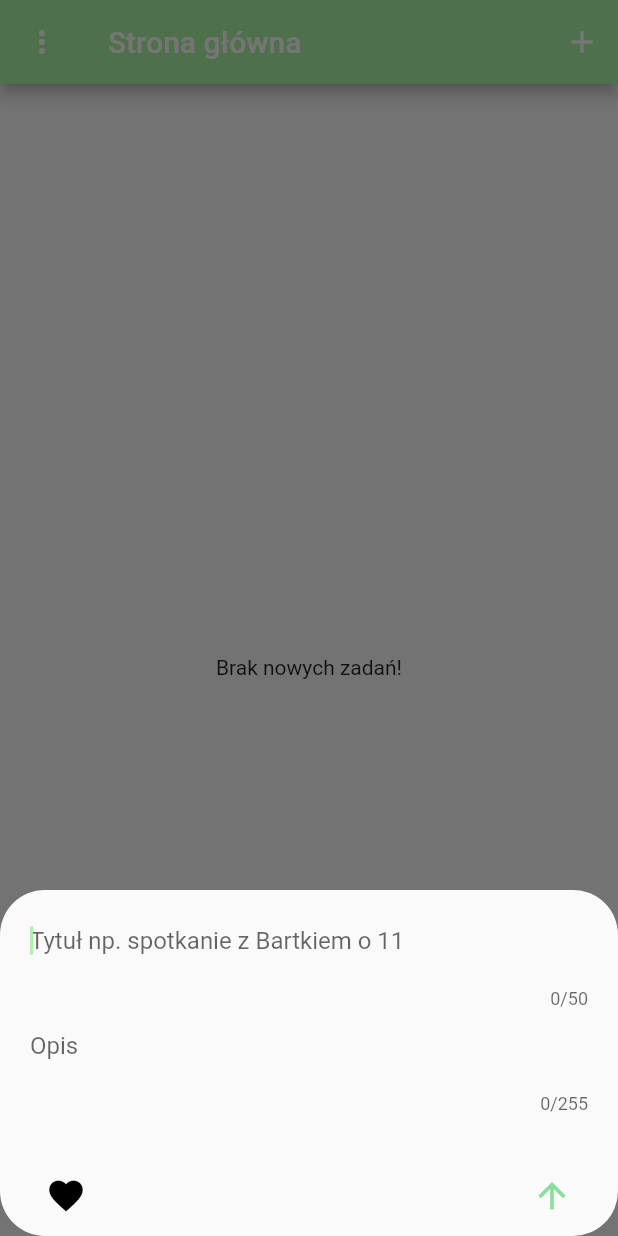
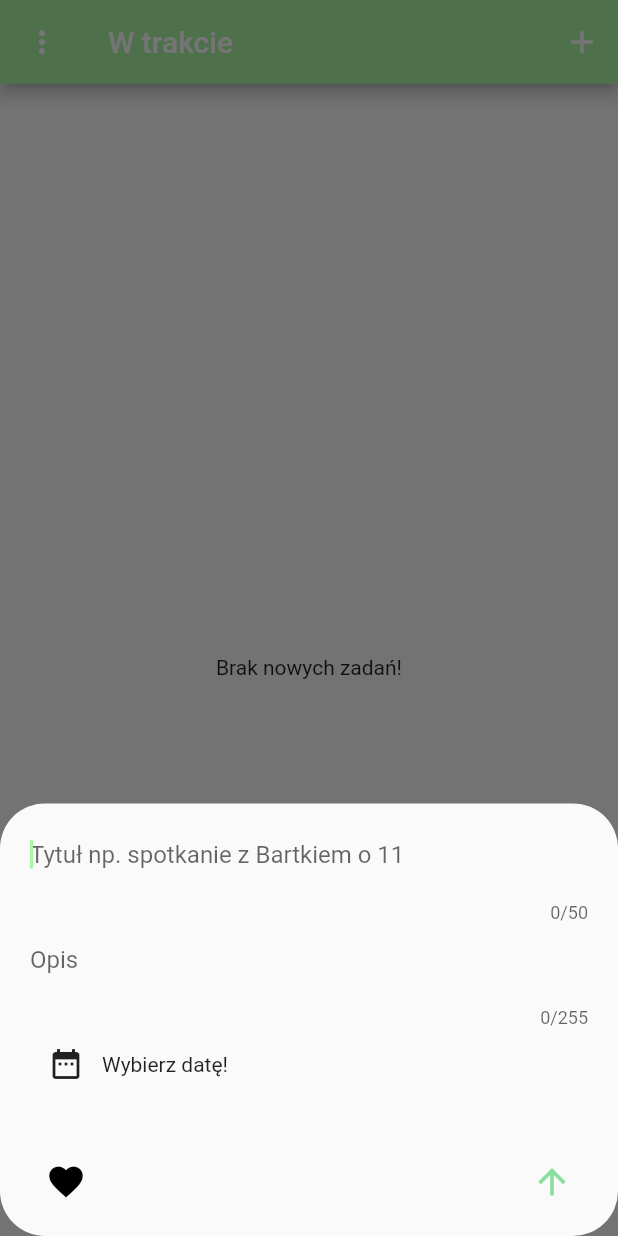
Before and after one commit to andrz3j3k/ToDoList, a Flutter app: the screen it shows after launch, after a tap on the "add" icon, on a phone screen of 412 x 824 dp. Run offline on Flutter 3.47's test engine with Material 2 defaults, Android fonts, the phone set to English and light mode, and no system bars; our stand-ins replace bloc, equatable, flutter_bloc.

```diff
--- a/lib/bloc/create_task_event.dart
+++ b/lib/bloc/create_task_event.dart
@@ -3,12 +3,13 @@ part of 'create_task_bloc.dart';
 abstract class TaskEvent extends Equatable {}
 
 class TaskCreatedEvent extends TaskEvent {
-  TaskCreatedEvent(
-      {required this.id,
-      required this.name,
-      required this.description,
-      required this.date,
-      required this.isFavourite});
+  TaskCreatedEvent({
+    required this.id,
+    required this.name,
+    required this.description,
+    required this.date,
+    required this.isFavourite,
+  });
   final String id;
   final String name;
   final String description;
@@ -16,7 +17,13 @@ class TaskCreatedEvent extends TaskEvent {
   final bool isFavourite;
 
   @override
-  List<Object?> get props => [];
+  List<Object?> get props => [
+        id,
+        name,
+        description,
+        date,
+        isFavourite,
+      ];
 }
 
 class TaskSortedEvent extends TaskEvent {
@@ -24,5 +31,5 @@ class TaskSortedEvent extends TaskEvent {
   TaskSortedEvent(this._sortType);
 
   @override
-  List<Object?> get props => [];
+  List<Object?> get props => [_sortType];
 }
--- a/lib/main.dart
+++ b/lib/main.dart
@@ -1,6 +1,8 @@
+import 'package:flutter/cupertino.dart';
 import 'package:flutter/material.dart';
 import 'package:flutter_bloc/flutter_bloc.dart';
 import 'package:todolist/bloc/create_task_bloc.dart';
+import 'package:todolist/repository/repository.dart';
 import 'package:todolist/screens/welcomepage_screen.dart';
 import 'package:todolist/widgets/form.dart';
 
@@ -23,32 +25,41 @@ class MyApp extends StatelessWidget {
           ),
         ),
         routes: {
-          '/': (_) => const HomePage(),
+          '/': (_) => HomePage(),
         },
       ),
     );
   }
 }
 
-enum SortType {
-  allTasks,
-  favouriteTasks,
-  doneTasks,
-}
+class HomePage extends StatefulWidget {
+  HomePage({super.key});
 
-class HomePage extends StatefulWidget {
-  const HomePage({super.key});
+  SortType sortType = SortType.during;
 
   @override
   State<HomePage> createState() => _HomePageState();
 }
 
 class _HomePageState extends State<HomePage> {
+  String namePage(SortType sortType) {
+    switch (sortType) {
+      case SortType.during:
+        return "W trakcie";
+      case SortType.allTasks:
+        return "Wszystkie";
+      case SortType.favouriteTasks:
+        return "Ulubione";
+      case SortType.doneTasks:
+        return "Ukończone";
+    }
+  }
+
   @override
   Widget build(BuildContext context) {
     return Scaffold(
       appBar: AppBar(
-        title: const Text("Strona główna"),
+        title: Text(namePage(widget.sortType)),
         actions: [
           IconButton(
               onPressed: () {
@@ -57,7 +68,11 @@ class _HomePageState extends State<HomePage> {
                       borderRadius: BorderRadius.circular(30)),
                   context: context,
                   builder: (context) {
-                    return const SheetForm();
+                    return Padding(
+                      padding: EdgeInsets.only(
+                          bottom: MediaQuery.of(context).viewInsets.bottom),
+                      child: const SheetForm(),
+                    );
                   },
                 );
               },
@@ -67,9 +82,14 @@ class _HomePageState extends State<HomePage> {
             // Callback that sets the selected popup menu item.
             onSelected: (SortType type) {
               context.read<TaskBloc>().add(TaskSortedEvent(type));
+              widget.sortType = type;
               setState(() {});
             },
             itemBuilder: (BuildContext context) => <PopupMenuEntry<SortType>>[
+                  const PopupMenuItem<SortType>(
+                    value: SortType.during,
+                    child: Text('W trakcie'),
+                  ),
                   const PopupMenuItem<SortType>(
                     value: SortType.allTasks,
                     child: Text('Wszystkie'),
@@ -84,7 +104,7 @@ class _HomePageState extends State<HomePage> {
                   ),
                 ]),
       ),
-      body: const WelcomePage(),
+      body: WelcomePage(sortType: widget.sortType),
     );
   }
 }
--- a/lib/repository/repository.dart
+++ b/lib/repository/repository.dart
@@ -9,3 +9,10 @@ class Repository {
     return _repository;
   }
 }
+
+enum SortType {
+  during,
+  allTasks,
+  favouriteTasks,
+  doneTasks,
+}
--- a/lib/screens/welcomepage_screen.dart
+++ b/lib/screens/welcomepage_screen.dart
@@ -3,10 +3,11 @@ import 'package:flutter_bloc/flutter_bloc.dart';
 import 'package:intl/intl.dart';
 import 'package:todolist/bloc/create_task_bloc.dart';
 
+import '../repository/repository.dart';
+
 class WelcomePage extends StatefulWidget {
-  const WelcomePage({
-    super.key,
-  });
+  WelcomePage({super.key, required this.sortType});
+  SortType sortType;
 
   @override
   State<WelcomePage> createState() => _WelcomePageState();
@@ -111,6 +112,8 @@ class _WelcomePageState extends State<WelcomePage> {
                                       onPressed: () {
                                         setState(() {
                                           e.isDone = !e.isDone;
+                                          context.read<TaskBloc>().add(
+                                              TaskSortedEvent(widget.sortType));
                                         });
                                       },
                                       icon: Icon(
@@ -125,6 +128,8 @@ class _WelcomePageState extends State<WelcomePage> {
                                       onPressed: () {
                                         setState(() {
                                           e.isFavourite = !e.isFavourite!;
+                                          context.read<TaskBloc>().add(
+                                              TaskSortedEvent(widget.sortType));
                                         });
                                       },
                                       icon: Icon(
--- a/lib/widgets/form.dart
+++ b/lib/widgets/form.dart
@@ -1,8 +1,7 @@
 import 'dart:math';
-
 import 'package:flutter/material.dart';
 import 'package:flutter_bloc/flutter_bloc.dart';
-import 'package:todolist/models/task.dart';
+import 'package:intl/intl.dart';
 import '../bloc/create_task_bloc.dart';
 import '../repository/repository.dart';
 
@@ -16,12 +15,20 @@ class SheetForm extends StatefulWidget {
 class _SheetFormState extends State<SheetForm> {
   late TextEditingController _controllerTitle;
   late TextEditingController _controllerDescription;
-  bool isFavourite = false;
+
+  bool _isFavourite = false;
+
+  // choose date
+  DateTime _dateTime = DateTime.now();
+
+  String _text = "Wybierz datę!";
+
   final _form = GlobalKey<FormState>();
   @override
   void initState() {
     _controllerTitle = TextEditingController();
     _controllerDescription = TextEditingController();
+
     super.initState();
   }
 
@@ -29,14 +36,31 @@ class _SheetFormState extends State<SheetForm> {
   void dispose() {
     _controllerDescription.dispose();
     _controllerTitle.dispose();
+
     super.dispose();
+  }
+
+  void _selectDate(BuildContext context) async {
+    final DateTime? picked = await showDatePicker(
+      initialEntryMode: DatePickerEntryMode.calendarOnly,
+      context: context,
+      initialDate: _dateTime,
+      firstDate: DateTime(1901),
+      lastDate: DateTime(2100),
+    );
+    if (picked != null && picked != _dateTime) {
+      setState(() {
+        _dateTime = picked;
+        _text = DateFormat("dd-MM-yyyy").format(_dateTime).toString();
+      });
+    }
   }
 
   @override
   Widget build(BuildContext context) {
     final device = MediaQuery.of(context).size;
     return SizedBox(
-      height: device.height * 0.28,
+      height: device.height * 0.35,
       child: Container(
         padding:
             const EdgeInsets.only(left: 20, right: 20, top: 10, bottom: 10),
@@ -79,6 +103,19 @@ class _SheetFormState extends State<SheetForm> {
                       ),
                     ],
                   )),
+              Row(
+                children: [
+                  Align(
+                    alignment: Alignment.centerLeft,
+                    child: IconButton(
+                        onPressed: () {
+                          _selectDate(context);
+                        },
+                        icon: const Icon(Icons.date_range)),
+                  ),
+                  Text(_text),
+                ],
+              ),
               const SizedBox(
                 height: 30,
               ),
@@ -91,12 +128,12 @@ class _SheetFormState extends State<SheetForm> {
                       splashRadius: 20,
                       onPressed: () {
                         setState(() {
-                          isFavourite = !isFavourite;
+                          _isFavourite = !_isFavourite;
                         });
                       },
                       icon: Icon(
                         Icons.favorite,
-                        color: isFavourite
+                        color: _isFavourite
                             ? const Color.fromRGBO(138, 222, 157, 87)
                             : Colors.black,
                         size: 27,
@@ -112,7 +149,7 @@ class _SheetFormState extends State<SheetForm> {
                         addTask(
                           _controllerTitle.text,
                           _controllerDescription.text,
-                          DateTime.now(),
+                          _dateTime,
                         );
                       },
                       icon: const Icon(
@@ -135,7 +172,8 @@ class _SheetFormState extends State<SheetForm> {
     var repository = Repository.getInstance();
     int numberId;
     numberId = Random().nextInt(10000);
-    while (repository!.listTask!.any((element) => element.id == numberId)) {
+    while (repository!.listTask!
+        .any((element) => element.id! == numberId.toString())) {
       numberId = Random().nextInt(10000);
     }
     context.read<TaskBloc>().add(
@@ -144,7 +182,7 @@ class _SheetFormState extends State<SheetForm> {
             name: name,
             description: description,
             date: date,
-            isFavourite: isFavourite,
+            isFavourite: _isFavourite,
           ),
         );
     Navigator.pop(context);
```
Also changed, not shown: lib/bloc/create_task_bloc.dart (+14 -1 lines).
